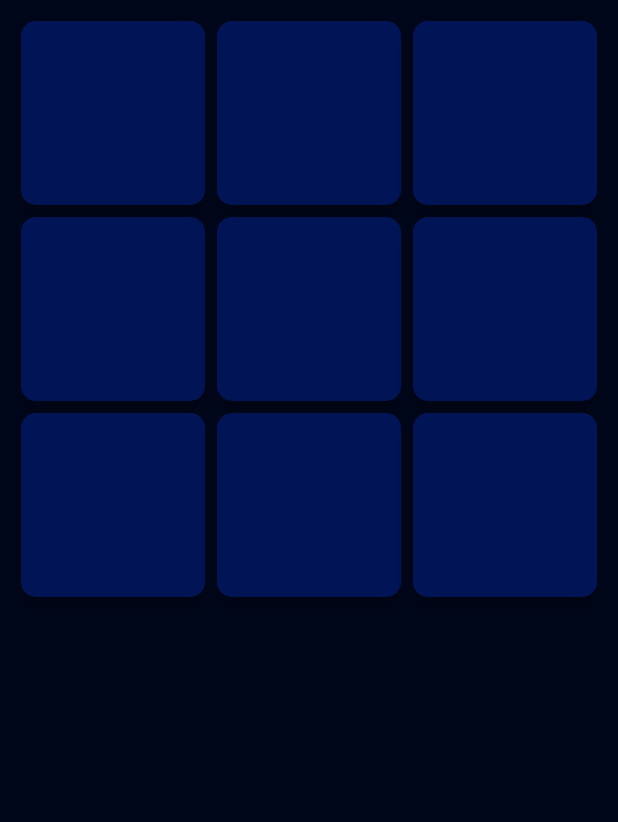
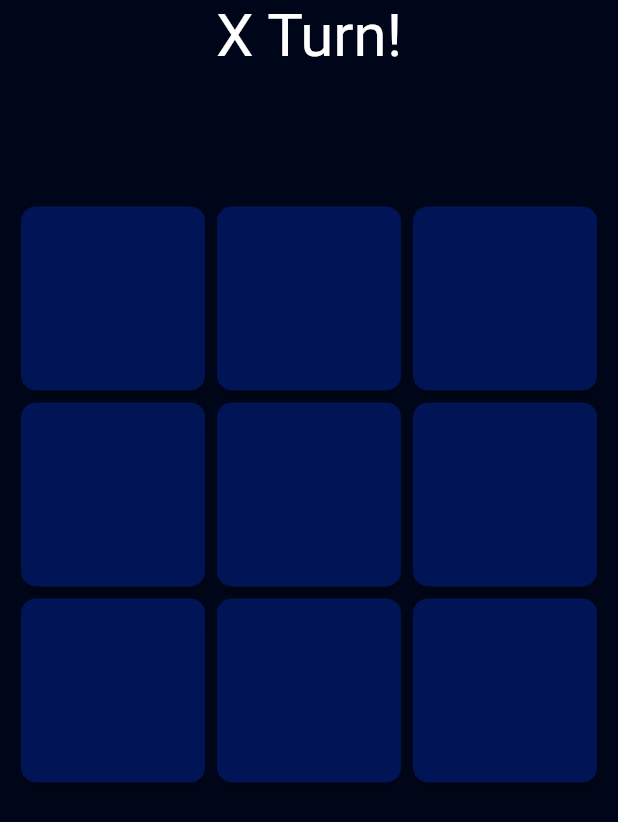
Before and after one commit to hecmorr/TicTacToe, a Flutter app: the screen it shows after launch, on a phone screen of 412 x 824 dp. Shown: the top 822 px of the screen. Run offline on Flutter 3.47's test engine with Material 2 defaults, Android fonts, the phone set to English and light mode, and no system bars; our stand-ins replace bloc, equatable, flutter_bloc.

Commit message:
Status message widget added and working

```diff
--- a/lib/tic_tac_toe/view/tic_tac_toe_page.dart
+++ b/lib/tic_tac_toe/view/tic_tac_toe_page.dart
@@ -26,7 +26,7 @@ class TicTacToeView extends StatelessWidget {
         backgroundColor: MainColor.primaryColor,
         body: Column(
           crossAxisAlignment: CrossAxisAlignment.center,
-          children: [Expanded(child: Board())],
+          children: [const StatusMessage(), const Expanded(child: Board())],
         ),
       ),
     );
@@ -59,9 +59,9 @@ class Board extends StatelessWidget {
                       final isO = value > 0;
                       final text = () {
                         if (isX) {
-                          return 'X';
+                          return 'O';
                         }
-                        if (isO) return 'O';
+                        if (isO) return 'X';
                         return ' ';
                       }();
 
@@ -98,3 +98,35 @@ class Board extends StatelessWidget {
     );
   }
 }
+
+class StatusMessage extends StatelessWidget {
+  const StatusMessage({Key? key}) : super(key: key);
+
+  @override
+  Widget build(BuildContext context) {
+    double boardWidth = MediaQuery.of(context).size.width;
+    return BlocBuilder<TicTacToeBloc, TicTacToeState>(
+      builder: (context, state) {
+        final text = () {
+          if (state.status == GameStatus.tie) {
+            return "It's A Draw";
+          } else if (state.status == GameStatus.endGame) {
+            if (!state.isXTurn) return 'O wins!';
+            return 'X wins!';
+          } else {
+            if (state.isXTurn) return 'X Turn!';
+            return 'O Turn';
+          }
+        }();
+        return SizedBox(
+          child: Text(
+            text,
+            style: const TextStyle(color: Colors.white, fontSize: 40),
+          ),
+          height: boardWidth * 0.3,
+          // width: boardWidth,
+        );
+      },
+    );
+  }
+}
```
